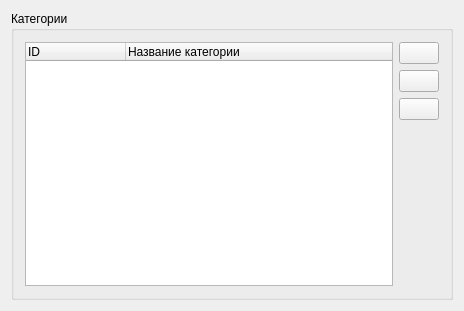
Before: the Qt Designer form Admin/MainManager/categoriesWidget/ccategorieswidget.ui in Demonist/TCS, drawn with Qt 5.
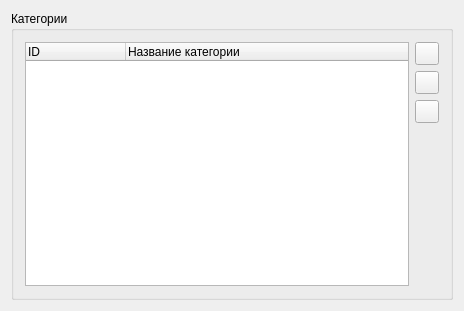
After: the same form once the commit is applied. Icons and pictures are not drawn. Custom widgets are drawn as their Qt base class.

Diff of the .ui file:
```diff
--- a/Admin/MainManager/categoriesWidget/ccategorieswidget.ui
+++ b/Admin/MainManager/categoriesWidget/ccategorieswidget.ui
@@ -14,6 +14,9 @@
    <string>Управление категориями</string>
   </property>
   <layout class="QGridLayout" name="gridLayout">
+   <property name="sizeConstraint">
+    <enum>QLayout::SetMaximumSize</enum>
+   </property>
    <item row="0" column="0">
     <widget class="QGroupBox" name="groupBox">
      <property name="title">
@@ -37,7 +40,7 @@
       <item row="0" column="1">
        <layout class="QVBoxLayout" name="verticalLayout">
         <item>
-         <widget class="QPushButton" name="pbCategoriesAdd">
+         <widget class="QToolButton" name="tbnCategoriesAdd">
           <property name="text">
            <string/>
           </property>
@@ -48,7 +51,7 @@
          </widget>
         </item>
         <item>
-         <widget class="QPushButton" name="pbCategoriesEdit">
+         <widget class="QToolButton" name="tbnCategoriesEdit">
           <property name="text">
            <string/>
           </property>
@@ -59,7 +62,7 @@
          </widget>
         </item>
         <item>
-         <widget class="QPushButton" name="pbCategoriesDelete">
+         <widget class="QToolButton" name="tbnCategoriesDelete">
           <property name="text">
            <string/>
           </property>
```
